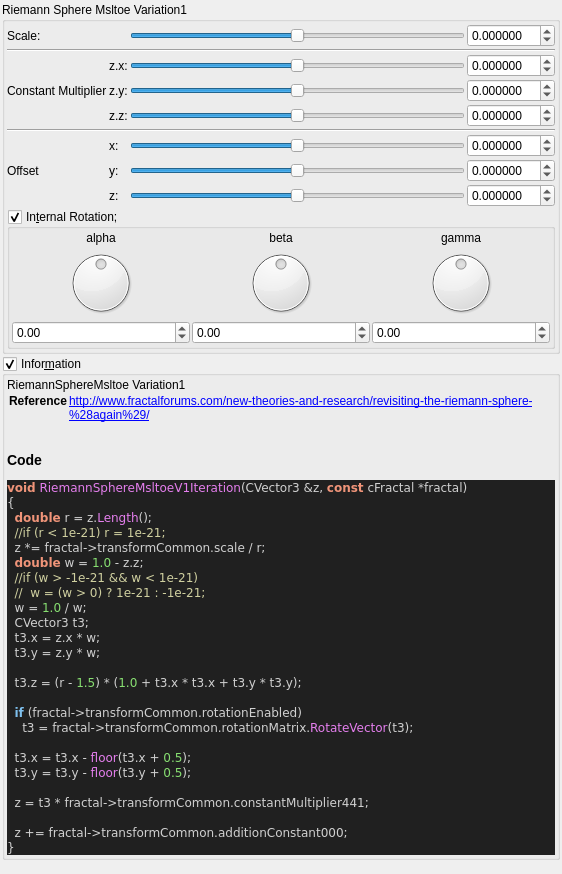
The window that mandelbulber2/qt_data/fractal_riemann_sphere_msltoeV1.ui (buddhi1980/mandelbulber2) describes before a commit, drawn with Qt 5.
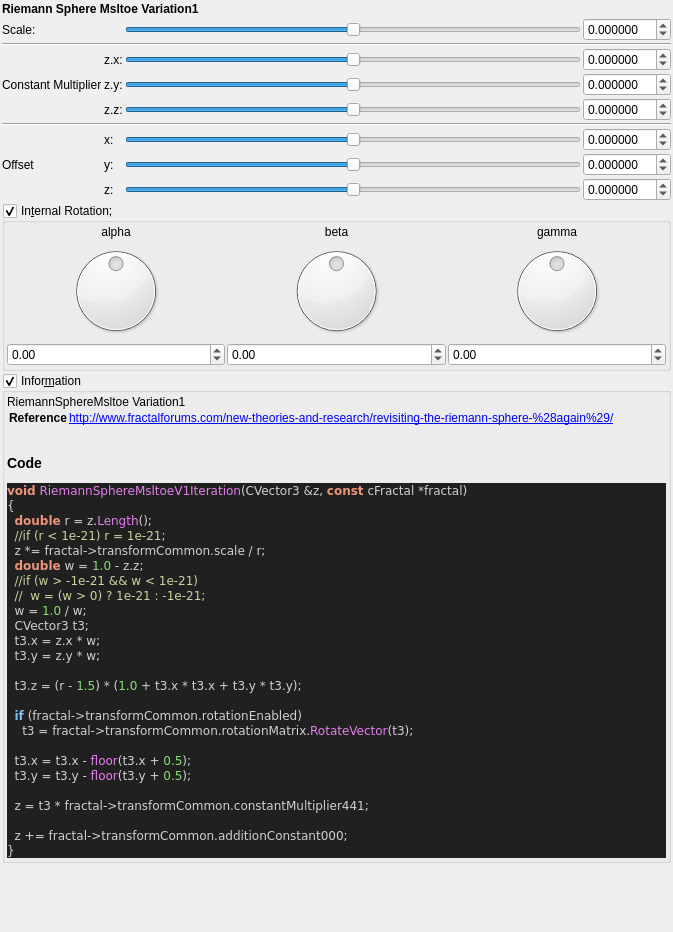
The same window after the commit. Custom widgets are drawn as their Qt base class.

Commit message: More formula UI's tidied up

```diff
--- a/mandelbulber2/qt_data/fractal_riemann_sphere_msltoeV1.ui
+++ b/mandelbulber2/qt_data/fractal_riemann_sphere_msltoeV1.ui
@@ -6,8 +6,8 @@
    <rect>
     <x>0</x>
     <y>0</y>
-    <width>562</width>
-    <height>874</height>
+    <width>673</width>
+    <height>932</height>
    </rect>
   </property>
   <property name="windowTitle">
@@ -30,44 +30,23 @@
     <number>2</number>
    </property>
    <item>
-    <widget class="QGroupBox" name="groupBox">
-     <property name="toolTip">
-      <string>&lt;html&gt;&lt;head/&gt;&lt;body&gt;&lt;p&gt;&lt;span style=&quot; color:#008000;&quot;&gt;/&lt;/span&gt;&lt;span style=&quot; color:#000000;&quot;&gt;/MsltoeRiemannSphereVariation----------------------------------&lt;/span&gt;&lt;/p&gt;&lt;p&gt;&lt;span style=&quot; font-family:'Courier New,courier'; color:#000000;&quot;&gt;//  http://www.fractalforums.com/new-theories-and-research/revisiting-the-riemann-sphere-%28again%29/&lt;/span&gt;&lt;/p&gt;&lt;/body&gt;&lt;/html&gt;</string>
+    <widget class="QLabel" name="label_252">
+     <property name="font">
+      <font>
+       <weight>75</weight>
+       <bold>true</bold>
+      </font>
      </property>
-     <property name="title">
+     <property name="text">
       <string>Riemann Sphere Msltoe Variation1</string>
      </property>
-     <property name="checkable">
-      <bool>false</bool>
-     </property>
-     <layout class="QVBoxLayout" name="verticalLayout_29" stretch="0">
-      <property name="spacing">
-       <number>2</number>
-      </property>
-      <property name="leftMargin">
-       <number>2</number>
-      </property>
-      <property name="topMargin">
-       <number>2</number>
-      </property>
-      <property name="rightMargin">
-       <number>2</number>
-      </property>
-      <property name="bottomMargin">
-       <number>2</number>
-      </property>
+    </widget>
+   </item>
       <item>
        <layout class="QGridLayout" name="gridLayout_63">
         <property name="spacing">
          <number>2</number>
         </property>
-        <item row="3" column="1">
-         <widget class="QLabel" name="label_108">
-          <property name="text">
-           <string>Constant Multiplier</string>
-          </property>
-         </widget>
-        </item>
         <item row="2" column="4">
          <widget class="MyDoubleSpinBox" name="spinbox3_transf_constant_multiplier_441_x">
           <property name="sizePolicy">
@@ -124,6 +103,13 @@
           </property>
          </widget>
         </item>
+     <item row="3" column="1">
+      <widget class="QLabel" name="label_108">
+       <property name="text">
+        <string>Constant Multiplier</string>
+       </property>
+      </widget>
+     </item>
         <item row="4" column="3">
          <widget class="QSlider" name="slider3_transf_constant_multiplier_441_z">
           <property name="sizePolicy">
@@ -240,197 +226,6 @@
           </property>
          </widget>
         </item>
-        <item row="9" column="1" colspan="4">
-         <layout class="QGridLayout" name="gridLayout_2">
-          <item row="0" column="0">
-           <widget class="MyGroupBox" name="groupCheck_transf_rotation_enabled">
-            <property name="title">
-             <string>In&amp;ternal Rotation; </string>
-            </property>
-            <property name="checkable">
-             <bool>true</bool>
-            </property>
-            <layout class="QVBoxLayout" name="verticalLayout_8" stretch="0">
-             <property name="spacing">
-              <number>2</number>
-             </property>
-             <property name="leftMargin">
-              <number>2</number>
-             </property>
-             <property name="topMargin">
-              <number>2</number>
-             </property>
-             <property name="rightMargin">
-              <number>2</number>
-             </property>
-             <property name="bottomMargin">
-              <number>2</number>
-             </property>
-             <item>
-              <layout class="QGridLayout" name="gridLayout_10">
-               <property name="spacing">
-                <number>2</number>
-               </property>
-               <item row="1" column="2">
-                <widget class="QLabel" name="label_36">
-                 <property name="text">
-                  <string>gamma</string>
-                 </property>
-                 <property name="alignment">
-                  <set>Qt::AlignCenter</set>
-                 </property>
-                </widget>
-               </item>
-               <item row="1" column="1">
-                <widget class="QLabel" name="label_34">
-                 <property name="text">
-                  <string>beta</string>
-                 </property>
-                 <property name="alignment">
-                  <set>Qt::AlignCenter</set>
-                 </property>
-                </widget>
-               </item>
-               <item row="1" column="0">
-                <widget class="QLabel" name="label_35">
-                 <property name="text">
-                  <string>alpha</string>
-                 </property>
-                 <property name="alignment">
-                  <set>Qt::AlignCenter</set>
-                 </property>
-                </widget>
-               </item>
-               <item row="2" column="1">
-                <widget class="QDial" name="dial3_transf_rotation_y">
-                 <property name="minimum">
-                  <number>-18000</number>
-                 </property>
-                 <property name="maximum">
-                  <number>18000</number>
-                 </property>
-                 <property name="wrapping">
-                  <bool>true</bool>
-                 </property>
-                </widget>
-               </item>
-               <item row="2" column="2">
-                <widget class="QDial" name="dial3_transf_rotation_z">
-                 <property name="minimum">
-                  <number>-18000</number>
-                 </property>
-                 <property name="maximum">
-                  <number>18000</number>
-                 </property>
-                 <property name="wrapping">
-                  <bool>true</bool>
-                 </property>
-                </widget>
-               </item>
-               <item row="3" column="0">
-                <widget class="MyDoubleSpinBox" name="spinboxd3_transf_rotation_x">
-                 <property name="sizePolicy">
-                  <sizepolicy hsizetype="Minimum" vsizetype="Maximum">
-                   <horstretch>0</horstretch>
-                   <verstretch>0</verstretch>
-                  </sizepolicy>
-                 </property>
-                 <property name="prefix">
-                  <string/>
-                 </property>
-                 <property name="suffix">
-                  <string/>
-                 </property>
-                 <property name="decimals">
-                  <number>2</number>
-                 </property>
-                 <property name="minimum">
-                  <double>-180.000000000000000</double>
-                 </property>
-                 <property name="maximum">
-                  <double>180.000000000000000</double>
-                 </property>
-                 <property name="singleStep">
-                  <double>1.000000000000000</double>
-                 </property>
-                </widget>
-               </item>
-               <item row="2" column="0">
-                <widget class="QDial" name="dial3_transf_rotation_x">
-                 <property name="minimum">
-                  <number>-18000</number>
-                 </property>
-                 <property name="maximum">
-                  <number>18000</number>
-                 </property>
-                 <property name="wrapping">
-                  <bool>true</bool>
-                 </property>
-                </widget>
-               </item>
-               <item row="3" column="2">
-                <widget class="MyDoubleSpinBox" name="spinboxd3_transf_rotation_z">
-                 <property name="sizePolicy">
-                  <sizepolicy hsizetype="Minimum" vsizetype="Maximum">
-                   <horstretch>0</horstretch>
-                   <verstretch>0</verstretch>
-                  </sizepolicy>
-                 </property>
-                 <property name="prefix">
-                  <string/>
-                 </property>
-                 <property name="suffix">
-                  <string/>
-                 </property>
-                 <property name="decimals">
-                  <number>2</number>
-                 </property>
-                 <property name="minimum">
-                  <double>-180.000000000000000</double>
-                 </property>
-                 <property name="maximum">
-                  <double>180.000000000000000</double>
-                 </property>
-                 <property name="singleStep">
-                  <double>1.000000000000000</double>
-                 </property>
-                </widget>
-               </item>
-               <item row="3" column="1">
-                <widget class="MyDoubleSpinBox" name="spinboxd3_transf_rotation_y">
-                 <property name="sizePolicy">
-                  <sizepolicy hsizetype="Minimum" vsizetype="Maximum">
-                   <horstretch>0</horstretch>
-                   <verstretch>0</verstretch>
-                  </sizepolicy>
-                 </property>
-                 <property name="prefix">
-                  <string/>
-                 </property>
-                 <property name="suffix">
-                  <string/>
-                 </property>
-                 <property name="decimals">
-                  <number>2</number>
-                 </property>
-                 <property name="minimum">
-                  <double>-180.000000000000000</double>
-                 </property>
-                 <property name="maximum">
-                  <double>180.000000000000000</double>
-                 </property>
-                 <property name="singleStep">
-                  <double>1.000000000000000</double>
-                 </property>
-                </widget>
-               </item>
-              </layout>
-             </item>
-            </layout>
-           </widget>
-          </item>
-         </layout>
-        </item>
         <item row="7" column="4">
          <widget class="MyDoubleSpinBox" name="spinbox3_transf_addition_constant_y">
           <property name="sizePolicy">
@@ -681,6 +476,13 @@
           </property>
          </widget>
         </item>
+     <item row="5" column="1" colspan="4">
+      <widget class="Line" name="line_53">
+       <property name="orientation">
+        <enum>Qt::Horizontal</enum>
+       </property>
+      </widget>
+     </item>
         <item row="7" column="2">
          <widget class="QLabel" name="label_113">
           <property name="text">
@@ -695,10 +497,187 @@
           </property>
          </widget>
         </item>
-        <item row="5" column="1" colspan="4">
-         <widget class="Line" name="line_53">
-          <property name="orientation">
-           <enum>Qt::Horizontal</enum>
+    </layout>
+   </item>
+   <item>
+    <widget class="MyGroupBox" name="groupCheck_transf_rotation_enabled">
+     <property name="title">
+      <string>In&amp;ternal Rotation; </string>
+     </property>
+     <property name="checkable">
+      <bool>true</bool>
+     </property>
+     <layout class="QVBoxLayout" name="verticalLayout_8" stretch="0">
+      <property name="spacing">
+       <number>2</number>
+      </property>
+      <property name="leftMargin">
+       <number>2</number>
+      </property>
+      <property name="topMargin">
+       <number>2</number>
+      </property>
+      <property name="rightMargin">
+       <number>2</number>
+      </property>
+      <property name="bottomMargin">
+       <number>2</number>
+      </property>
+      <item>
+       <layout class="QGridLayout" name="gridLayout_10">
+        <property name="spacing">
+         <number>2</number>
+        </property>
+        <item row="1" column="2">
+         <widget class="QLabel" name="label_36">
+          <property name="text">
+           <string>gamma</string>
+          </property>
+          <property name="alignment">
+           <set>Qt::AlignCenter</set>
+          </property>
+         </widget>
+        </item>
+        <item row="1" column="1">
+         <widget class="QLabel" name="label_34">
+          <property name="text">
+           <string>beta</string>
+          </property>
+          <property name="alignment">
+           <set>Qt::AlignCenter</set>
+          </property>
+         </widget>
+        </item>
+        <item row="1" column="0">
+         <widget class="QLabel" name="label_35">
+          <property name="text">
+           <string>alpha</string>
+          </property>
+          <property name="alignment">
+           <set>Qt::AlignCenter</set>
+          </property>
+         </widget>
+        </item>
+        <item row="2" column="1">
+         <widget class="QDial" name="dial3_transf_rotation_y">
+          <property name="minimum">
+           <number>-18000</number>
+          </property>
+          <property name="maximum">
+           <number>18000</number>
+          </property>
+          <property name="wrapping">
+           <bool>true</bool>
+          </property>
+         </widget>
+        </item>
+        <item row="2" column="2">
+         <widget class="QDial" name="dial3_transf_rotation_z">
+          <property name="minimum">
+           <number>-18000</number>
+          </property>
+          <property name="maximum">
+           <number>18000</number>
+          </property>
+          <property name="wrapping">
+           <bool>true</bool>
+          </property>
+         </widget>
+        </item>
+        <item row="3" column="0">
+         <widget class="MyDoubleSpinBox" name="spinboxd3_transf_rotation_x">
+          <property name="sizePolicy">
+           <sizepolicy hsizetype="Minimum" vsizetype="Maximum">
+            <horstretch>0</horstretch>
+            <verstretch>0</verstretch>
+           </sizepolicy>
+          </property>
+          <property name="prefix">
+           <string/>
+          </property>
+          <property name="suffix">
+           <string/>
+          </property>
+          <property name="decimals">
+           <number>2</number>
+          </property>
+          <property name="minimum">
+           <double>-180.000000000000000</double>
+          </property>
+          <property name="maximum">
+           <double>180.000000000000000</double>
+          </property>
+          <property name="singleStep">
+           <double>1.000000000000000</double>
+          </property>
+         </widget>
+        </item>
+        <item row="2" column="0">
+         <widget class="QDial" name="dial3_transf_rotation_x">
+          <property name="minimum">
+           <number>-18000</number>
+          </property>
+          <property name="maximum">
+           <number>18000</number>
+          </property>
+          <property name="wrapping">
+           <bool>true</bool>
+          </property>
+         </widget>
+        </item>
+        <item row="3" column="2">
+         <widget class="MyDoubleSpinBox" name="spinboxd3_transf_rotation_z">
+          <property name="sizePolicy">
+           <sizepolicy hsizetype="Minimum" vsizetype="Maximum">
+            <horstretch>0</horstretch>
+            <verstretch>0</verstretch>
+           </sizepolicy>
+          </property>
+          <property name="prefix">
+           <string/>
+          </property>
+          <property name="suffix">
+           <string/>
+          </property>
+          <property name="decimals">
+           <number>2</number>
+          </property>
+          <property name="minimum">
+           <double>-180.000000000000000</double>
+          </property>
+          <property name="maximum">
+           <double>180.000000000000000</double>
+          </property>
+          <property name="singleStep">
+           <double>1.000000000000000</double>
+          </property>
+         </widget>
+        </item>
+        <item row="3" column="1">
+         <widget class="MyDoubleSpinBox" name="spinboxd3_transf_rotation_y">
+          <property name="sizePolicy">
+           <sizepolicy hsizetype="Minimum" vsizetype="Maximum">
+            <horstretch>0</horstretch>
+            <verstretch>0</verstretch>
+           </sizepolicy>
+          </property>
+          <property name="prefix">
+           <string/>
+          </property>
+          <property name="suffix">
+           <string/>
+          </property>
+          <property name="decimals">
+           <number>2</number>
+          </property>
+          <property name="minimum">
+           <double>-180.000000000000000</double>
+          </property>
+          <property name="maximum">
+           <double>180.000000000000000</double>
+          </property>
+          <property name="singleStep">
+           <double>1.000000000000000</double>
           </property>
          </widget>
         </item>
```
Lines whose indentation alone changed are shown as unchanged. The commit also changes 4 other files.
